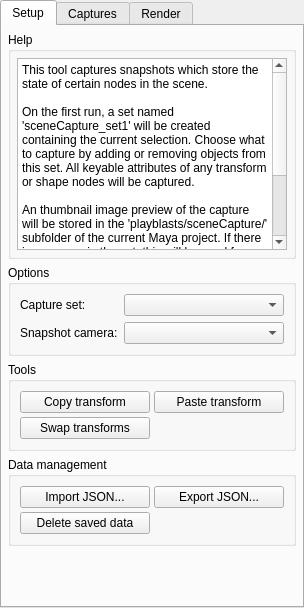
Qt form ui/scenecapture.ui (mjbonnington/rfh_scenecapture) before a commit.
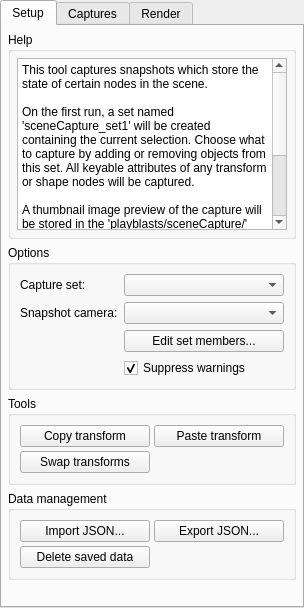
The same form after that commit. Icons and pictures are not drawn.

Commit message: Prettified UI; Option to suppress warnings; Button to open Set Editor

Diff of the .ui file:
```diff
--- a/ui/scenecapture.ui
+++ b/ui/scenecapture.ui
@@ -13,6 +13,12 @@
   <property name="windowTitle">
    <string>Scene Capture</string>
   </property>
+  <property name="styleSheet">
+   <string notr="true">QWidget[bgoverride=&quot;true&quot;] {
+	background-color: #333;
+}
+</string>
+  </property>
   <layout class="QVBoxLayout" name="verticalLayout">
    <property name="margin">
     <number>0</number>
@@ -64,7 +70,7 @@
 
 On the first run, a set named 'sceneCapture_set1' will be created containing the current selection. Choose what to capture by adding or removing objects from this set. All keyable attributes of any transform or shape nodes will be captured.
 
-An thumbnail image preview of the capture will be stored in the 'playblasts/sceneCapture/&lt;Scene&gt;' subfolder of the current Maya project. If there is a camera in the set, this will be used for snaphots. If there is more than one camera, it can be selected from the options below. If the set contains no cameras, the snapshot cam will default to 'persp'. The image dimensions set in the Render Globals will be used.</string>
+A thumbnail image preview of the capture will be stored in the 'playblasts/sceneCapture/&lt;Scene&gt;' subfolder of the current Maya project. If there is a camera in the set, this will be used for snaphots. If there is more than one camera, it can be selected from the options below. If the set contains no cameras, the snapshot cam will default to 'persp'. The image dimensions set in the Render Globals will be used.</string>
             </property>
            </widget>
           </item>
@@ -100,6 +106,32 @@
           <item row="1" column="1">
            <widget class="QComboBox" name="snapCam_comboBox"/>
           </item>
+          <item row="3" column="1">
+           <widget class="QCheckBox" name="noWarnings_checkBox">
+            <property name="text">
+             <string>Suppress warnings</string>
+            </property>
+            <property name="checked">
+             <bool>true</bool>
+            </property>
+           </widget>
+          </item>
+          <item row="2" column="1">
+           <widget class="QPushButton" name="setEditor_pushButton">
+            <property name="toolTip">
+             <string>Copy transform from last selected object</string>
+            </property>
+            <property name="text">
+             <string>Edit set members...</string>
+            </property>
+            <property name="iconSize">
+             <size>
+              <width>24</width>
+              <height>24</height>
+             </size>
+            </property>
+           </widget>
+          </item>
          </layout>
         </widget>
        </item>
```
Left out of the diff: 91 changed lines with no effect on the pictures. The commit also changes 8 other files.
